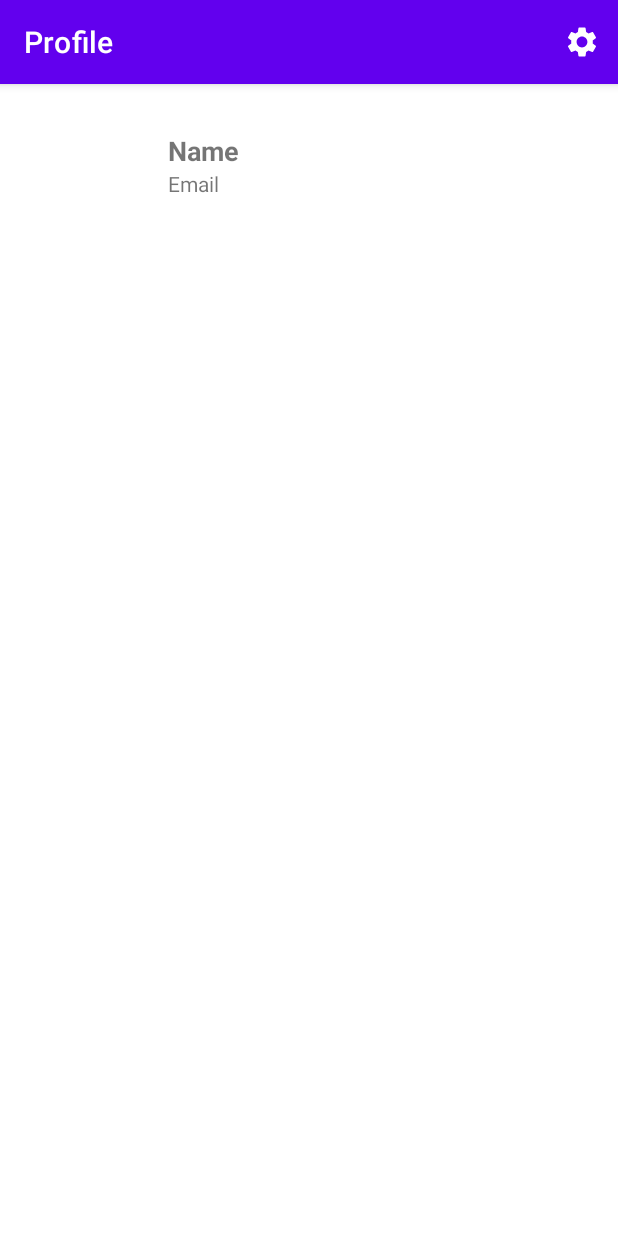
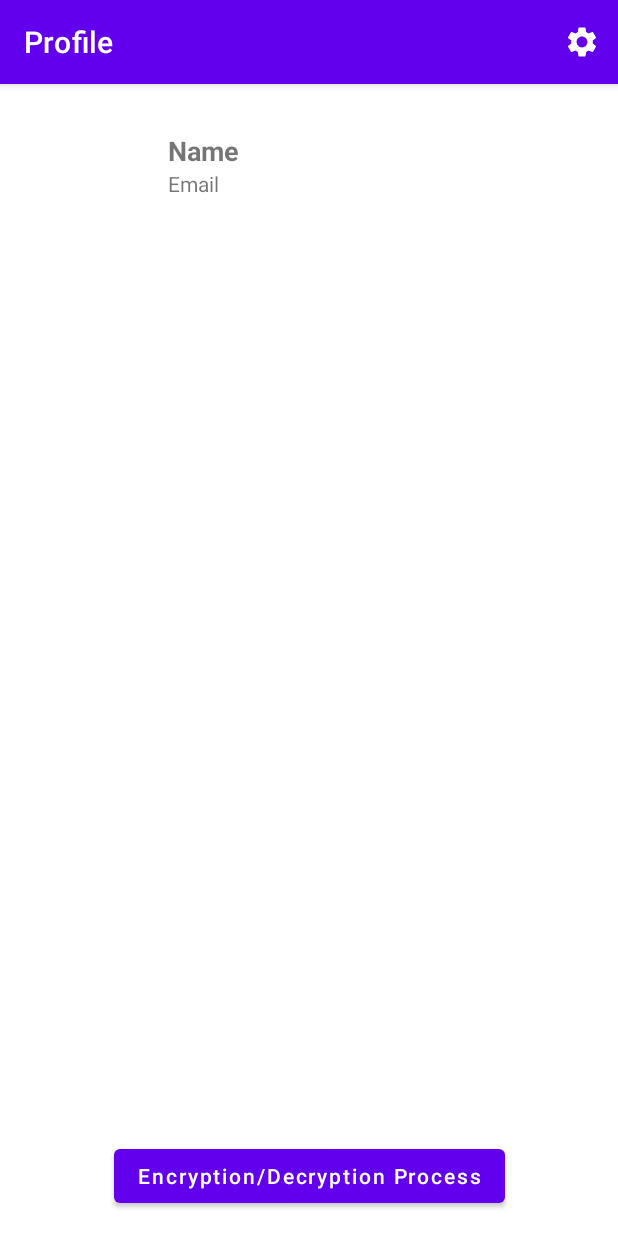
Before and after one commit to reskimulud/encrypted-datastore, an Android app: the screen it shows after launch (MainActivity), on a phone screen of 412 x 824 dp. Run offline under Robolectric (Android 15) with nearby library versions, the phone set to English and light mode, and no system bars; our stand-ins replace CircleImageView; pictures from the network do not load; 10 statements that could not run were skipped.

Commit message:
create bottom sheet dialog

```diff
--- a/app/src/main/java/io/reskimulud/encrypteddatastore/presentation/MainActivity.kt
+++ b/app/src/main/java/io/reskimulud/encrypteddatastore/presentation/MainActivity.kt
@@ -34,6 +34,10 @@ class MainActivity : AppCompatActivity() {
         factory = ViewModelFactory.getInstance(this)
 
         setupObserver()
+
+        binding.btnShowDialog.setOnClickListener {
+            EncryptDecryptProcessDialogFragment().show(supportFragmentManager, EncryptDecryptProcessDialogFragment::class.java.simpleName)
+        }
 
         supportActionBar?.title = "Profile"
     }
--- a/app/src/main/res/layout/activity_main.xml
+++ b/app/src/main/res/layout/activity_main.xml
@@ -71,4 +71,15 @@
         app:layout_constraintStart_toStartOf="parent"
         app:layout_constraintBottom_toTopOf="@+id/iv_image" />
 
+    <Button
+        android:id="@+id/btn_show_dialog"
+        android:layout_width="wrap_content"
+        android:layout_height="wrap_content"
+        android:layout_marginBottom="16dp"
+        android:textAllCaps="false"
+        android:text="@string/encryption_decryption_process"
+        app:layout_constraintBottom_toBottomOf="parent"
+        app:layout_constraintEnd_toEndOf="parent"
+        app:layout_constraintStart_toStartOf="parent" />
+
 </androidx.constraintlayout.widget.ConstraintLayout>
--- a/app/src/main/res/values/strings.xml
+++ b/app/src/main/res/values/strings.xml
@@ -8,4 +8,5 @@
     <string name="setting">Setting</string>
     <string name="image">Image</string>
     <string name="message">Message</string>
+    <string name="encryption_decryption_process">Encryption/Decryption Process</string>
 </resources>
```
Also changed, not shown: app/src/main/java/io/reskimulud/encrypteddatastore/presentation/EncryptDecryptProcessDialogFragment.kt (added, +46 -0 lines), app/src/main/res/layout/dialog_encryption_decryption_process.xml (added, +20 -0 lines).
